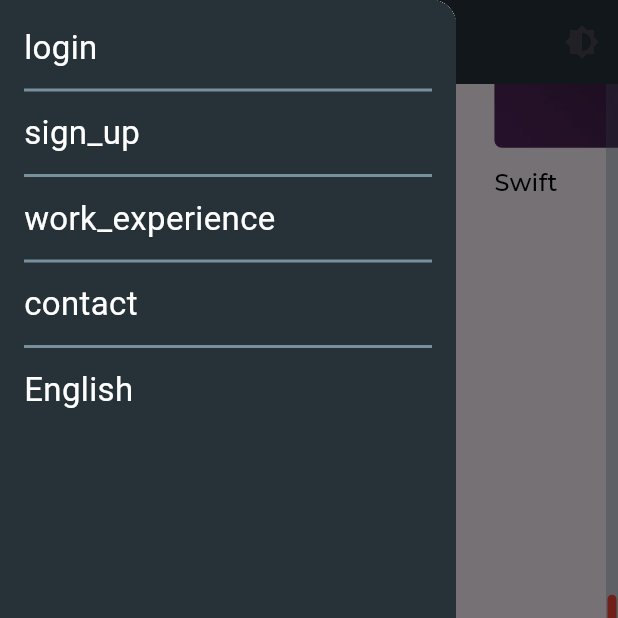
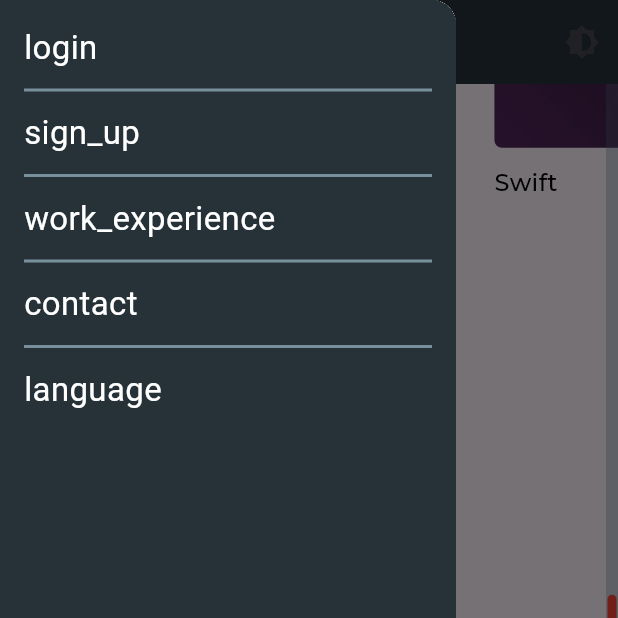
Before and after one commit to cia1099/cia1099.github.io, a Flutter app: the screen it shows after launch, scrolled down 576 dp, after a tap on the "menu" icon, on a phone screen of 412 x 824 dp, the top half of it. Run offline on Flutter 3.47's test engine with Material 3 defaults, Android fonts, the phone set to English and light mode, and no system bars; drawn by our look-alikes of auto_size_text, carousel_slider; our stand-ins replace easy_dynamic_theme, easy_localization, flutter_lorem, google_fonts, url_strategy; missing offline and left inert: easy_localization_loader, flutter_inappwebview, slot_machine_roller; network calls fail; Roboto replaces fonts that are missing (Electrolize).

Commit message:
add hover expression and modified second drawer did not back

```diff
--- a/assets/langs/langs.yaml
+++ b/assets/langs/langs.yaml
@@ -21,6 +21,7 @@ en:
   email: Email
   login: Login
   sign_up: Sign Up
+  language: Language
   linkin: LinkIn
   github: Github
   medium: Medium
@@ -81,6 +82,7 @@ zh_CN:
   email: 电子邮箱
   login: 登入
   sign_up: 注册
+  language: 语言
   linkin: 领英
   github: Github
   medium: Medium
@@ -108,6 +110,7 @@ zh_TW:
   email: 電子郵箱
   login: 登入
   sign_up: 註冊
+  language: 語言
   linkin: 領英
   github: Github
   medium: Medium
--- a/lib/screens/home_page.dart
+++ b/lib/screens/home_page.dart
@@ -162,6 +162,9 @@ class _HomePageState extends State<HomePage> {
       leading: IconButton(
         icon: Icon(Icons.menu),
         onPressed: () {
+          if (innerScaffoldKey.currentState!.isDrawerOpen) {
+            innerScaffoldKey.currentState?.closeDrawer();
+          }
           scaffoldKey.currentState?.openDrawer();
         },
       ),
--- a/lib/widgets/explore_drawer.dart
+++ b/lib/widgets/explore_drawer.dart
@@ -11,21 +11,26 @@ class ExploreDrawer extends StatelessWidget {
 
   @override
   Widget build(BuildContext context) {
-    final langDict = {"en": "English", "zh_CN": "简体中文", "zh_TW": "繁體中文"};
+    const langDict = {"en": "English", "zh_CN": "简体中文", "zh_TW": "繁體中文"};
+    final isHover = List.filled(5, false);
     return Drawer(
       child: Container(
         color: Theme.of(context).bottomAppBarColor,
         child: Padding(
           padding: const EdgeInsets.all(16.0),
-          child: Column(
+          child: StatefulBuilder(
+            builder: (context, setState) => Column(
               crossAxisAlignment: CrossAxisAlignment.start,
               mainAxisAlignment: MainAxisAlignment.start,
               children: [
                 InkWell(
                   onTap: () {},
+                  onHover: (value) => setState(() => isHover[0] = value),
                   child: Text(
                     'login',
-                  style: TextStyle(color: Colors.white, fontSize: 22),
+                    style: TextStyle(
+                        color: isHover[0] ? Colors.blue[200] : Colors.white,
+                        fontSize: 22),
                   ).tr(),
                 ),
                 Padding(
@@ -37,9 +42,12 @@ class ExploreDrawer extends StatelessWidget {
                 ),
                 InkWell(
                   onTap: () {},
+                  onHover: (value) => setState(() => isHover[1] = value),
                   child: Text(
                     'sign_up',
-                  style: TextStyle(color: Colors.white, fontSize: 22),
+                    style: TextStyle(
+                        color: isHover[1] ? Colors.blue[200] : Colors.white,
+                        fontSize: 22),
                   ).tr(),
                 ),
                 Padding(
@@ -52,9 +60,12 @@ class ExploreDrawer extends StatelessWidget {
                 InkWell(
                   onTap: () =>
                       Navigator.of(context).popAndPushNamed(MyApp.experience),
+                  onHover: (value) => setState(() => isHover[2] = value),
                   child: Text(
                     'work_experience',
-                  style: TextStyle(color: Colors.white, fontSize: 22),
+                    style: TextStyle(
+                        color: isHover[2] ? Colors.blue[200] : Colors.white,
+                        fontSize: 22),
                   ).tr(),
                 ),
                 Padding(
@@ -66,9 +77,12 @@ class ExploreDrawer extends StatelessWidget {
                 ),
                 InkWell(
                   onTap: () {},
+                  onHover: (value) => setState(() => isHover[3] = value),
                   child: Text(
                     'contact',
-                  style: TextStyle(color: Colors.white, fontSize: 22),
+                    style: TextStyle(
+                        color: isHover[3] ? Colors.blue[200] : Colors.white,
+                        fontSize: 22),
                   ).tr(),
                 ),
                 Padding(
@@ -83,10 +97,13 @@ class ExploreDrawer extends StatelessWidget {
                       Navigator.of(context).pop();
                       innerScaffoldKey.currentState?.openDrawer();
                     },
+                    onHover: (value) => setState(() => isHover[4] = value),
                     child: Text(
-                    langDict[context.locale.toStringWithSeparator()] ?? 'error',
-                    style: TextStyle(color: Colors.white, fontSize: 22),
-                  )),
+                      'language',
+                      style: TextStyle(
+                          color: isHover[4] ? Colors.blue[200] : Colors.white,
+                          fontSize: 22),
+                    ).tr()),
                 Expanded(
                   child: Align(
                     alignment: Alignment.bottomCenter,
@@ -103,6 +120,7 @@ class ExploreDrawer extends StatelessWidget {
             ),
           ),
         ),
+      ),
     );
   }
 }
```
Also changed, not shown: lib/screens/experience.dart (+12 -4 lines), lib/widgets/language_drawer.dart (+12 -3 lines). Lines whose indentation alone changed are shown as unchanged.
